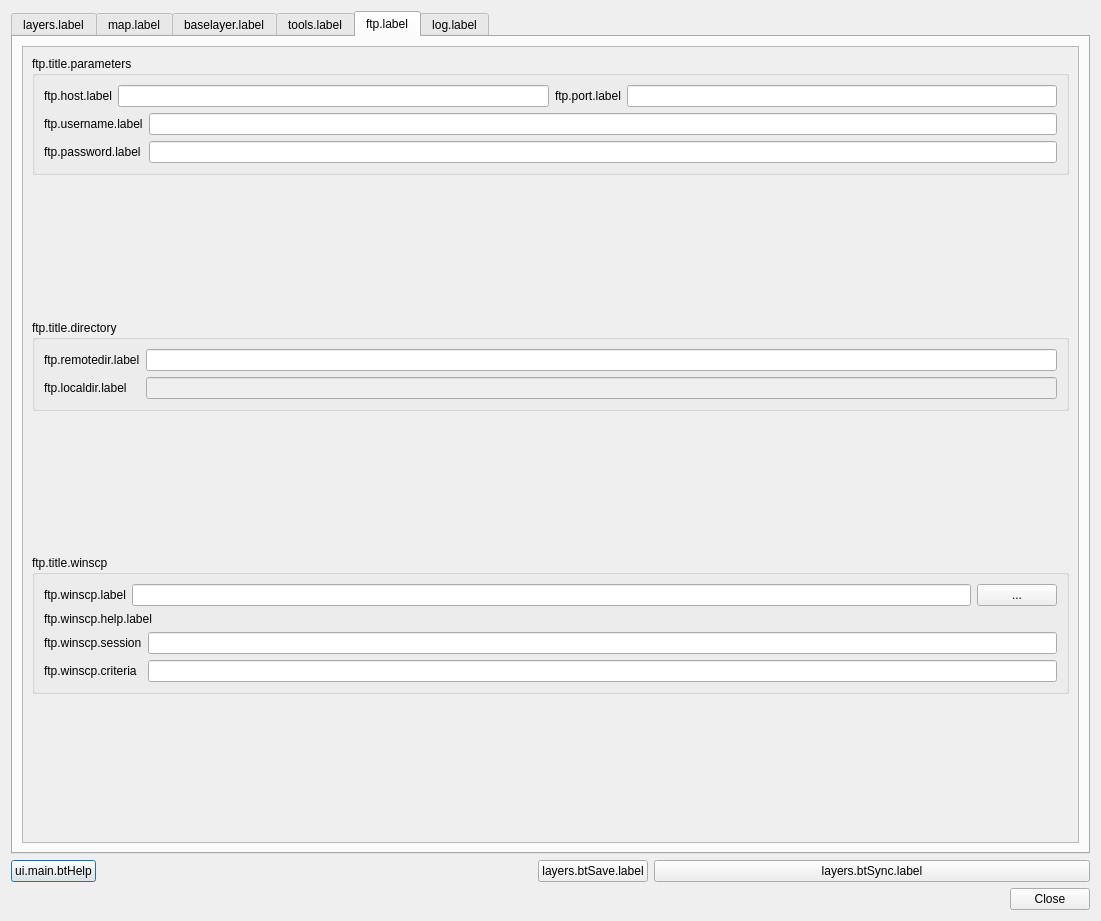
The window that ui_lizmap.ui (3liz/lizmap-plugin) describes before a commit, drawn with Qt 5.
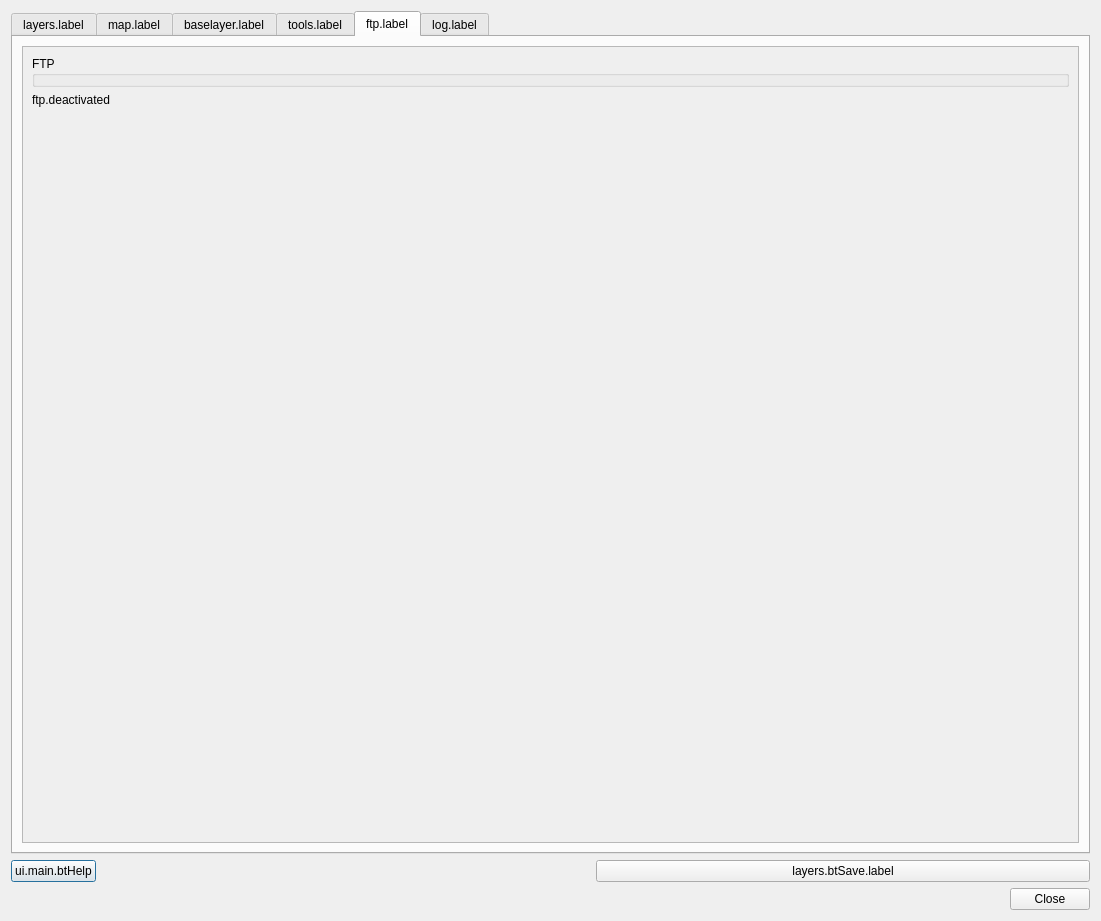
The same window after the commit. The open tabs and pages were chosen to show the change.

Patch:
```diff
--- a/ui_lizmap.ui
+++ b/ui_lizmap.ui
@@ -30,16 +30,6 @@
        </property>
       </widget>
      </item>
-     <item row="0" column="3">
-      <widget class="QPushButton" name="btSync">
-       <property name="enabled">
-        <bool>true</bool>
-       </property>
-       <property name="text">
-        <string>layers.btSync.label</string>
-       </property>
-      </widget>
-     </item>
      <item row="0" column="1">
       <spacer name="horizontalSpacer">
        <property name="orientation">
@@ -53,7 +43,7 @@
        </property>
       </spacer>
      </item>
-     <item row="0" column="2">
+     <item row="0" column="3">
       <widget class="QPushButton" name="btSave">
        <property name="text">
         <string>layers.btSave.label</string>
@@ -2645,256 +2635,18 @@
            <item>
             <widget class="QGroupBox" name="gb_ftpParams">
              <property name="title">
-              <string>ftp.title.parameters</string>
+              <string>FTP</string>
              </property>
-             <layout class="QGridLayout" name="gridLayout_21">
-              <item row="0" column="0">
-               <layout class="QGridLayout" name="gridLayout_11">
-                <item row="0" column="0">
-                 <widget class="QLabel" name="label">
-                  <property name="text">
-                   <string>ftp.host.label</string>
-                  </property>
-                 </widget>
-                </item>
-                <item row="0" column="1">
-                 <widget class="QLineEdit" name="inHost">
-                  <property name="sizePolicy">
-                   <sizepolicy hsizetype="Expanding" vsizetype="Fixed">
-                    <horstretch>0</horstretch>
-                    <verstretch>0</verstretch>
-                   </sizepolicy>
-                  </property>
-                 </widget>
-                </item>
-                <item row="0" column="2">
-                 <widget class="QLabel" name="label_2">
-                  <property name="text">
-                   <string>ftp.port.label</string>
-                  </property>
-                 </widget>
-                </item>
-                <item row="0" column="3">
-                 <widget class="QLineEdit" name="inPort">
-                  <property name="sizePolicy">
-                   <sizepolicy hsizetype="Expanding" vsizetype="Fixed">
-                    <horstretch>0</horstretch>
-                    <verstretch>0</verstretch>
-                   </sizepolicy>
-                  </property>
-                 </widget>
-                </item>
-               </layout>
-              </item>
-              <item row="1" column="0">
-               <layout class="QGridLayout" name="gridLayout_8">
-                <item row="0" column="0">
-                 <widget class="QLabel" name="label_3">
-                  <property name="text">
-                   <string>ftp.username.label</string>
-                  </property>
-                 </widget>
-                </item>
-                <item row="0" column="1">
-                 <widget class="QLineEdit" name="inUsername">
-                  <property name="sizePolicy">
-                   <sizepolicy hsizetype="Expanding" vsizetype="Fixed">
-                    <horstretch>0</horstretch>
-                    <verstretch>0</verstretch>
-                   </sizepolicy>
-                  </property>
-                 </widget>
-                </item>
-                <item row="1" column="0">
-                 <widget class="QLabel" name="label_4">
-                  <property name="text">
-                   <string>ftp.password.label</string>
-                  </property>
-                 </widget>
-                </item>
-                <item row="1" column="1">
-                 <widget class="QLineEdit" name="inPassword">
-                  <property name="sizePolicy">
-                   <sizepolicy hsizetype="Expanding" vsizetype="Fixed">
-                    <horstretch>0</horstretch>
-                    <verstretch>0</verstretch>
-                   </sizepolicy>
-                  </property>
-                  <property name="inputMethodHints">
-                   <set>Qt::ImhHiddenText|Qt::ImhNoAutoUppercase|Qt::ImhNoPredictiveText</set>
-                  </property>
-                  <property name="echoMode">
-                   <enum>QLineEdit::Password</enum>
-                  </property>
-                 </widget>
-                </item>
-               </layout>
-              </item>
-             </layout>
             </widget>
            </item>
            <item>
-            <spacer name="verticalSpacer_4">
-             <property name="orientation">
-              <enum>Qt::Vertical</enum>
+            <widget class="QLabel" name="label">
+             <property name="text">
+              <string>ftp.deactivated</string>
              </property>
-             <property name="sizeHint" stdset="0">
-              <size>
-               <width>20</width>
-               <height>40</height>
-              </size>
+             <property name="wordWrap">
+              <bool>true</bool>
              </property>
-            </spacer>
-           </item>
-           <item>
-            <widget class="QGroupBox" name="gb_ftpDir">
-             <property name="title">
-              <string>ftp.title.directory</string>
-             </property>
-             <layout class="QGridLayout" name="gridLayout_17">
-              <item row="0" column="0">
-               <layout class="QGridLayout" name="gridLayout_12">
-                <item row="0" column="0">
-                 <widget class="QLabel" name="label_6">
-                  <property name="text">
-                   <string>ftp.remotedir.label</string>
-                  </property>
-                 </widget>
-                </item>
-                <item row="0" column="1">
-                 <widget class="QLineEdit" name="inRemotedir">
-                  <property name="sizePolicy">
-                   <sizepolicy hsizetype="Expanding" vsizetype="Fixed">
-                    <horstretch>0</horstretch>
-                    <verstretch>0</verstretch>
-                   </sizepolicy>
-                  </property>
-                 </widget>
-                </item>
-                <item row="1" column="0">
-                 <widget class="QLabel" name="label_5">
-                  <property name="text">
-                   <string>ftp.localdir.label</string>
-                  </property>
-                 </widget>
-                </item>
-                <item row="1" column="1">
-                 <widget class="QLineEdit" name="inLocaldir">
-                  <property name="enabled">
-                   <bool>false</bool>
-                  </property>
-                  <property name="sizePolicy">
-                   <sizepolicy hsizetype="Expanding" vsizetype="Fixed">
-                    <horstretch>0</horstretch>
-                    <verstretch>0</verstretch>
-                   </sizepolicy>
-                  </property>
-                 </widget>
-                </item>
-               </layout>
-              </item>
-             </layout>
-            </widget>
-           </item>
-           <item>
-            <spacer name="verticalSpacer_5">
-             <property name="orientation">
-              <enum>Qt::Vertical</enum>
-             </property>
-             <property name="sizeHint" stdset="0">
-              <size>
-               <width>20</width>
-               <height>40</height>
-              </size>
-             </property>
-            </spacer>
-           </item>
-           <item>
-            <widget class="QGroupBox" name="gb_winscp">
-             <property name="title">
-              <string>ftp.title.winscp</string>
-             </property>
-             <layout class="QGridLayout" name="gridLayout_19">
-              <item row="0" column="0">
-               <layout class="QHBoxLayout" name="horizontalLayout">
-                <item>
-                 <widget class="QLabel" name="lbWinscpIn">
-                  <property name="text">
-                   <string>ftp.winscp.label</string>
-                  </property>
-                 </widget>
-                </item>
-                <item>
-                 <widget class="QLineEdit" name="inWinscpPath">
-                  <property name="sizePolicy">
-                   <sizepolicy hsizetype="Expanding" vsizetype="Fixed">
-                    <horstretch>0</horstretch>
-                    <verstretch>0</verstretch>
-                   </sizepolicy>
-                  </property>
-                 </widget>
-                </item>
-                <item>
-                 <widget class="QPushButton" name="btWinscpPath">
-                  <property name="sizePolicy">
-                   <sizepolicy hsizetype="Maximum" vsizetype="Fixed">
-                    <horstretch>0</horstretch>
-                    <verstretch>0</verstretch>
-                   </sizepolicy>
-                  </property>
-                  <property name="text">
-                   <string>...</string>
-                  </property>
-                 </widget>
-                </item>
-               </layout>
-              </item>
-              <item row="1" column="0">
-               <widget class="QLabel" name="lbWinscpHelp">
-                <property name="text">
-                 <string>ftp.winscp.help.label</string>
-                </property>
-               </widget>
-              </item>
-              <item row="2" column="0">
-               <layout class="QGridLayout" name="gridLayout_7">
-                <item row="0" column="0">
-                 <widget class="QLabel" name="lbWinscpSession">
-                  <property name="text">
-                   <string>ftp.winscp.session</string>
-                  </property>
-                 </widget>
-                </item>
-                <item row="0" column="1">
-                 <widget class="QLineEdit" name="inWinscpSession">
-                  <property name="sizePolicy">
-                   <sizepolicy hsizetype="Expanding" vsizetype="Fixed">
-                    <horstretch>0</horstretch>
-                    <verstretch>0</verstretch>
-                   </sizepolicy>
-                  </property>
-                 </widget>
-                </item>
-                <item row="1" column="0">
-                 <widget class="QLabel" name="lbWinscpCriteria">
-                  <property name="text">
-                   <string>ftp.winscp.criteria</string>
-                  </property>
-                 </widget>
-                </item>
-                <item row="1" column="1">
-                 <widget class="QLineEdit" name="inWinscpCriteria">
-                  <property name="sizePolicy">
-                   <sizepolicy hsizetype="Expanding" vsizetype="Fixed">
-                    <horstretch>0</horstretch>
-                    <verstretch>0</verstretch>
-                   </sizepolicy>
-                  </property>
-                 </widget>
-                </item>
-               </layout>
-              </item>
-             </layout>
             </widget>
            </item>
            <item>
```
Left out of the diff: 14 changed lines with no effect on the pictures.
